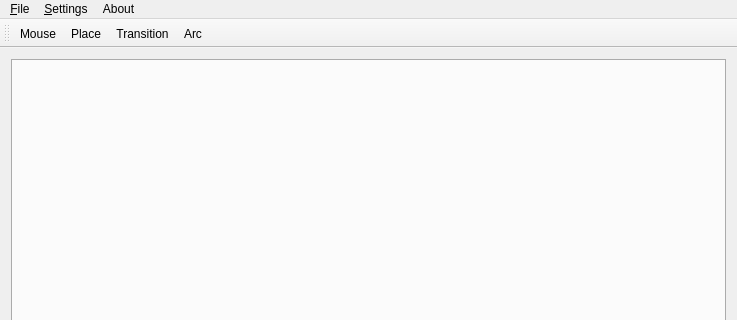
This is src/pn/mainwindow.ui in Artimi/icp_pn as Qt 5 draws it before an edit; both pictures show x 0 to 737 and y 0 to 320 of the 737 by 461 pixel window. The edited form follows.
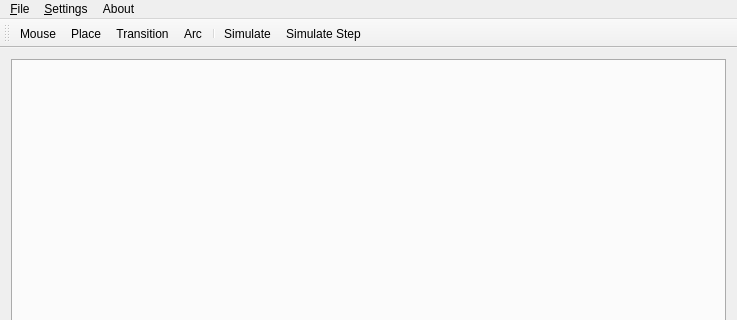
This is the edited form.

Commit message: simulace na straně klienta

Patch:
```diff
--- a/src/pn/mainwindow.ui
+++ b/src/pn/mainwindow.ui
@@ -75,6 +75,9 @@
    <addaction name="menuAbout"/>
   </widget>
   <widget class="QToolBar" name="mainToolBar">
+   <property name="enabled">
+    <bool>true</bool>
+   </property>
    <attribute name="toolBarArea">
     <enum>TopToolBarArea</enum>
    </attribute>
@@ -85,6 +88,9 @@
    <addaction name="actionPlace"/>
    <addaction name="actionTransition"/>
    <addaction name="actionArc"/>
+   <addaction name="separator"/>
+   <addaction name="actionSimulate"/>
+   <addaction name="actionSimulate_Step"/>
   </widget>
   <widget class="QStatusBar" name="statusBar"/>
   <action name="actionOpenLocally">
@@ -226,6 +232,16 @@
     <string>&amp;Login</string>
    </property>
   </action>
+  <action name="actionSimulate">
+   <property name="text">
+    <string>Simulate</string>
+   </property>
+  </action>
+  <action name="actionSimulate_Step">
+   <property name="text">
+    <string>Simulate Step</string>
+   </property>
+  </action>
  </widget>
  <layoutdefault spacing="6" margin="11"/>
  <resources/>
```
The commit also changes 2 other files.
